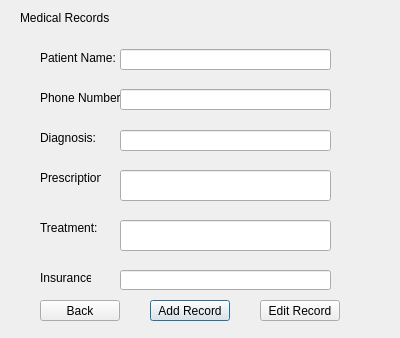
Old version of the form medicalrecords.ui in the repository OmarZee/OmElMasreyeen.
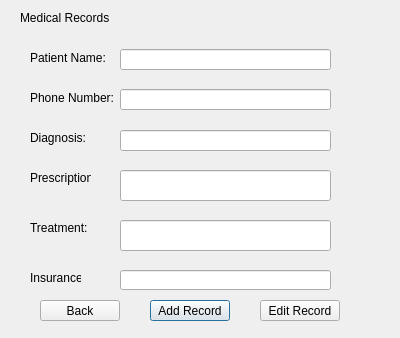
New version of the form.

```diff
--- a/medicalrecords.ui
+++ b/medicalrecords.ui
@@ -29,9 +29,9 @@
   <widget class="QLabel" name="label">
    <property name="geometry">
     <rect>
-     <x>40</x>
+     <x>30</x>
      <y>50</y>
-     <width>81</width>
+     <width>91</width>
      <height>16</height>
     </rect>
    </property>
@@ -42,9 +42,9 @@
   <widget class="QLabel" name="label_patientNumber">
    <property name="geometry">
     <rect>
-     <x>40</x>
+     <x>30</x>
      <y>90</y>
-     <width>111</width>
+     <width>91</width>
      <height>16</height>
     </rect>
    </property>
@@ -55,9 +55,9 @@
   <widget class="QLabel" name="label_diagnosis">
    <property name="geometry">
     <rect>
-     <x>40</x>
+     <x>30</x>
      <y>130</y>
-     <width>71</width>
+     <width>91</width>
      <height>16</height>
     </rect>
    </property>
@@ -68,7 +68,7 @@
   <widget class="QLabel" name="label_prescription">
    <property name="geometry">
     <rect>
-     <x>40</x>
+     <x>30</x>
      <y>170</y>
      <width>61</width>
      <height>16</height>
@@ -81,7 +81,7 @@
   <widget class="QLabel" name="label_treatment">
    <property name="geometry">
     <rect>
-     <x>40</x>
+     <x>30</x>
      <y>220</y>
      <width>61</width>
      <height>16</height>
@@ -183,7 +183,7 @@
   <widget class="QLabel" name="label_insurance">
    <property name="geometry">
     <rect>
-     <x>40</x>
+     <x>30</x>
      <y>270</y>
      <width>51</width>
      <height>16</height>
```
